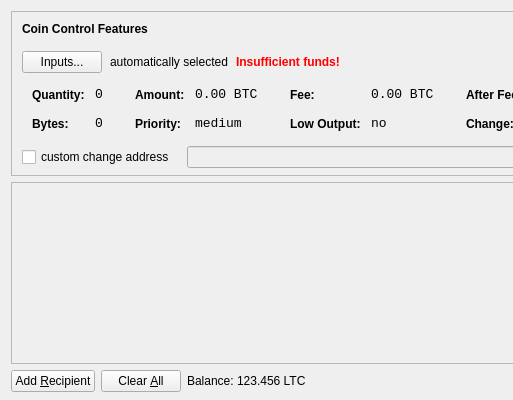
Qt form src/qt/forms/sendcoinsdialog.ui (fucoin/fucoin) before a commit; both pictures show x 0 to 513 and y 0 to 400 of the 850 by 400 pixel window.
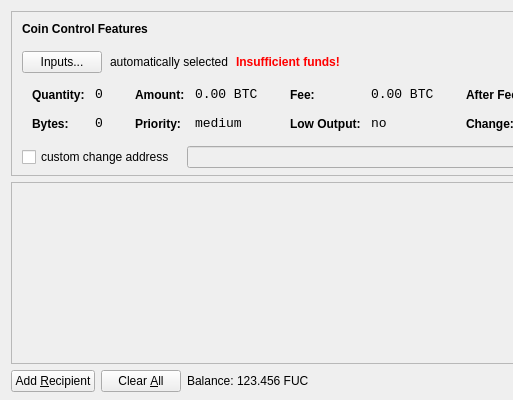
The same form after that commit. Icons and pictures are not drawn.

Patch:
```diff
--- a/src/qt/forms/sendcoinsdialog.ui
+++ b/src/qt/forms/sendcoinsdialog.ui
@@ -720,7 +720,7 @@
           <cursorShape>IBeamCursor</cursorShape>
          </property>
          <property name="text">
-          <string>123.456 LTC</string>
+          <string>123.456 FUC</string>
          </property>
          <property name="textInteractionFlags">
           <set>Qt::LinksAccessibleByMouse|Qt::TextSelectableByKeyboard|Qt::TextSelectableByMouse</set>
```
